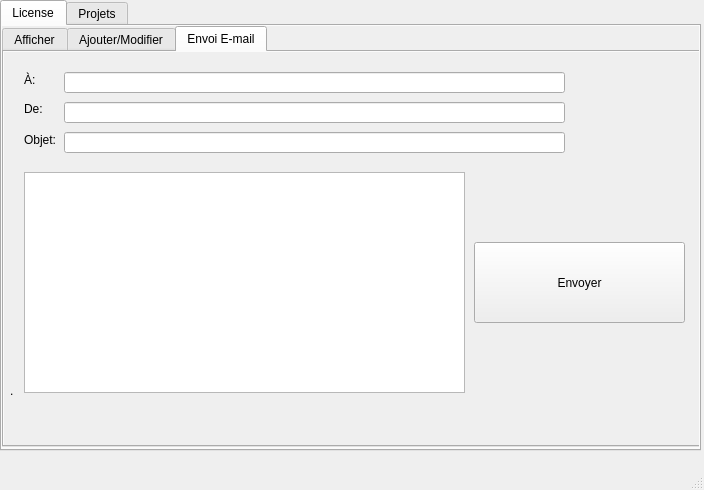
Qt form Departement_License/mainwindow.ui (Ahmedturki7777/Smart_Municipality2A4) before a commit.
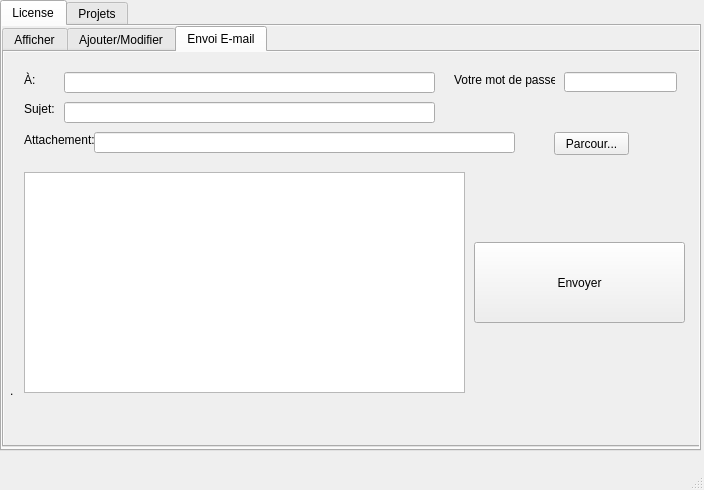
The same form after that commit. The open tabs and pages were chosen to show the change.

Patch:
```diff
--- a/Departement_License/mainwindow.ui
+++ b/Departement_License/mainwindow.ui
@@ -398,7 +398,7 @@
          </rect>
         </property>
         <property name="text">
-         <string>De:</string>
+         <string>Sujet:</string>
         </property>
        </widget>
        <widget class="QLabel" name="label_10">
@@ -406,12 +406,12 @@
          <rect>
           <x>20</x>
           <y>80</y>
-          <width>31</width>
+          <width>71</width>
           <height>16</height>
          </rect>
         </property>
         <property name="text">
-         <string>Objet:</string>
+         <string>Attachement:</string>
         </property>
        </widget>
        <widget class="QLineEdit" name="lineEdit_a">
@@ -419,7 +419,7 @@
          <rect>
           <x>60</x>
           <y>20</y>
-          <width>501</width>
+          <width>371</width>
           <height>21</height>
          </rect>
         </property>
@@ -429,7 +429,7 @@
          <rect>
           <x>60</x>
           <y>50</y>
-          <width>501</width>
+          <width>371</width>
           <height>21</height>
          </rect>
         </property>
@@ -437,9 +437,9 @@
        <widget class="QLineEdit" name="lineEdit_obj">
         <property name="geometry">
          <rect>
-          <x>60</x>
+          <x>90</x>
           <y>80</y>
-          <width>501</width>
+          <width>421</width>
           <height>21</height>
          </rect>
         </property>
@@ -467,6 +467,45 @@
          <string>Envoyer</string>
         </property>
        </widget>
+       <widget class="QLineEdit" name="mail_pass">
+        <property name="geometry">
+         <rect>
+          <x>560</x>
+          <y>20</y>
+          <width>113</width>
+          <height>20</height>
+         </rect>
+        </property>
+        <property name="echoMode">
+         <enum>QLineEdit::Password</enum>
+        </property>
+       </widget>
+       <widget class="QLabel" name="label_24">
+        <property name="geometry">
+         <rect>
+          <x>450</x>
+          <y>20</y>
+          <width>101</width>
+          <height>16</height>
+         </rect>
+        </property>
+        <property name="text">
+         <string>Votre mot de passe:</string>
+        </property>
+       </widget>
+       <widget class="QPushButton" name="browseBtn">
+        <property name="geometry">
+         <rect>
+          <x>550</x>
+          <y>80</y>
+          <width>75</width>
+          <height>23</height>
+         </rect>
+        </property>
+        <property name="text">
+         <string>Parcour...</string>
+        </property>
+       </widget>
       </widget>
      </widget>
     </widget>
```
Left out of the diff: 18 changed lines with no effect on the pictures.
